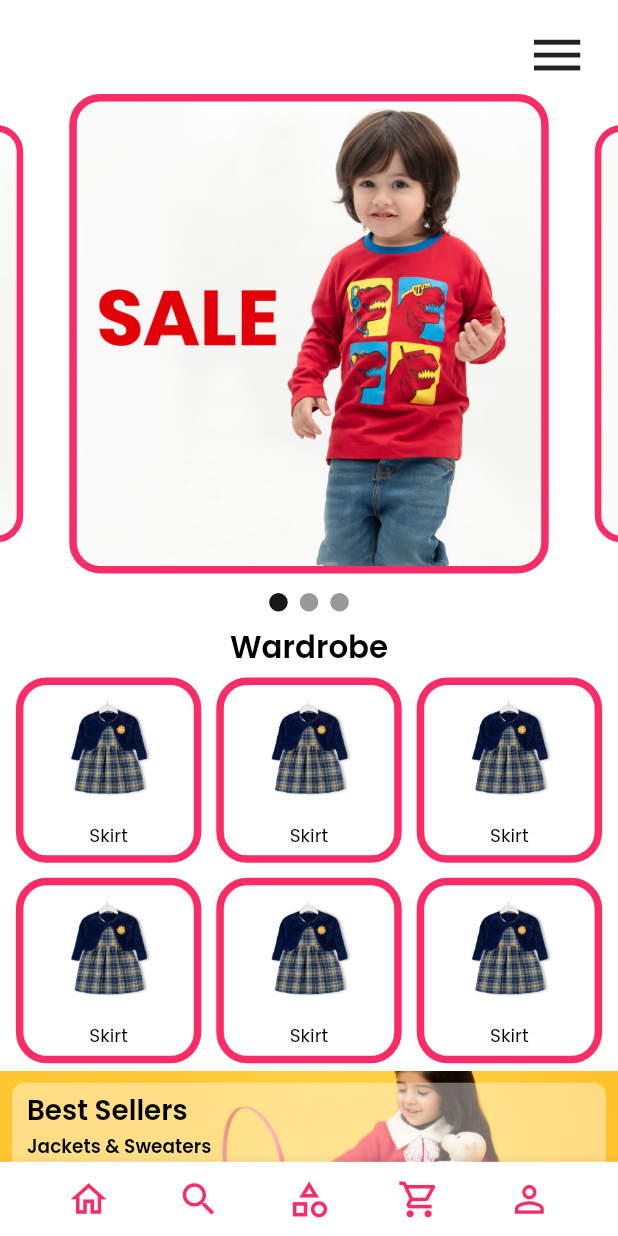
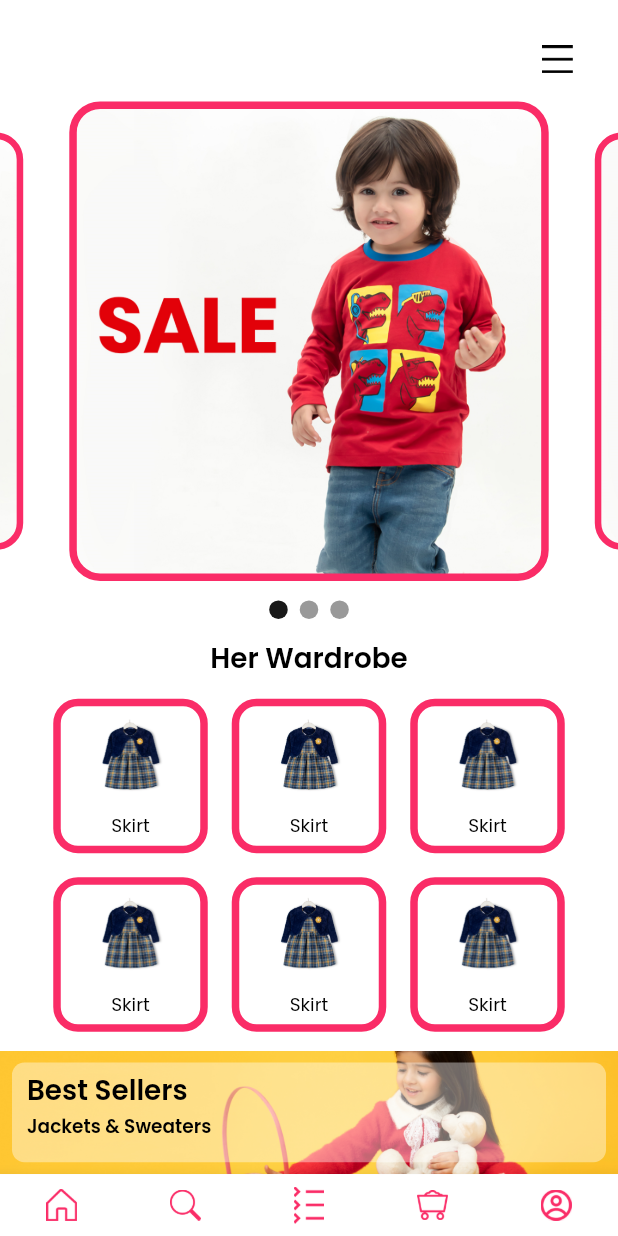
Before and after one commit to naqeeb9a/Mik-n-min, a Flutter app: the LandingPage screen opened directly, on a phone screen of 412 x 824 dp. Run offline on Flutter 3.47's test engine with Material 2 defaults, Android fonts, the phone set to English and light mode, and no system bars; drawn by our look-alikes of carousel_slider; our stand-ins replace email_validator, google_fonts.

Commit message:
landing page done

```diff
--- a/lib/app screens/landing_page.dart
+++ b/lib/app screens/landing_page.dart
@@ -24,11 +24,11 @@ class LandingPage extends StatelessWidget {
             children: [
               CustomSizes().heightBox(context, 0.02),
               Padding(
-                padding: const EdgeInsets.symmetric(horizontal: 20),
+                padding: const EdgeInsets.symmetric(horizontal: 30),
                 child: appBar(context, _key),
               ),
               const HomeSlider(),
-              text(context, "Wardrobe", 0.05, CustomColors.customBlack,
+              text(context, "Her Wardrobe", 0.045, CustomColors.customBlack,
                   bold: true),
               Wrap(
                 children: [
--- a/lib/widgets/app_bar.dart
+++ b/lib/widgets/app_bar.dart
@@ -19,9 +19,9 @@ appBar(
       ),
       InkWell(
         onTap: () => _key.currentState!.openEndDrawer(),
-        child: Icon(
-          Icons.menu,
-          size: CustomSizes().dynamicWidth(context, 0.1),
+        child: Image.asset(
+          "assets/hamburger_menu.png",
+          width: CustomSizes().dynamicWidth(context, 0.05),
         ),
       ),
     ],
--- a/lib/widgets/landing Page Widgets/bottom_bar.dart
+++ b/lib/widgets/landing Page Widgets/bottom_bar.dart
@@ -1,40 +1,35 @@
 import 'package:flutter/material.dart';
 
-import '../../utils/config.dart';
 import '../../utils/dynamic_sizes.dart';
 
 customBottomBar(context) {
+  double iconSize = 0.05;
   return BottomAppBar(
       child: SizedBox(
-    height: CustomSizes().dynamicWidth(context, 0.12),
+    height: CustomSizes().dynamicWidth(context, 0.1),
     child: Row(
-      mainAxisAlignment: MainAxisAlignment.spaceEvenly,
+      mainAxisAlignment: MainAxisAlignment.spaceAround,
       children: [
-        Icon(
-          Icons.home_outlined,
-          color: CustomColors.customPink,
-          size: CustomSizes().dynamicWidth(context, 0.07),
+        Image.asset(
+          "assets/home.png",
+          width: CustomSizes().dynamicWidth(context, iconSize),
         ),
-        Icon(
-          Icons.search,
-          color: CustomColors.customPink,
-          size: CustomSizes().dynamicWidth(context, 0.07),
+        Image.asset(
+          "assets/search.png",
+          width: CustomSizes().dynamicWidth(context, iconSize),
         ),
-        Icon(
-          Icons.category_outlined,
-          color: CustomColors.customPink,
-          size: CustomSizes().dynamicWidth(context, 0.07),
+        Image.asset(
+          "assets/bottom_category.png",
+          width: CustomSizes().dynamicWidth(context, iconSize),
         ),
-        Icon(
-          Icons.shopping_cart_outlined,
-          color: CustomColors.customPink,
-          size: CustomSizes().dynamicWidth(context, 0.07),
+        Image.asset(
+          "assets/cart.png",
+          width: CustomSizes().dynamicWidth(context, iconSize),
         ),
-        Icon(
-          Icons.person_outline,
-          color: CustomColors.customPink,
-          size: CustomSizes().dynamicWidth(context, 0.07),
-        )
+        Image.asset(
+          "assets/profile.png",
+          width: CustomSizes().dynamicWidth(context, iconSize),
+        ),
       ],
     ),
   ));
--- a/lib/widgets/landing Page Widgets/landing_categories.dart
+++ b/lib/widgets/landing Page Widgets/landing_categories.dart
@@ -6,19 +6,19 @@ import '../../utils/config.dart';
 
 landingCategories(context) {
   return Container(
-    margin: const EdgeInsets.all(5),
-    width: CustomSizes().dynamicWidth(context, 0.3),
-    height: CustomSizes().dynamicWidth(context, 0.3),
+    margin: const EdgeInsets.all(8),
+    width: CustomSizes().dynamicWidth(context, 0.25),
+    height: CustomSizes().dynamicWidth(context, 0.25),
     decoration: BoxDecoration(
         border: Border.all(width: 5, color: CustomColors.customPink),
         borderRadius:
-            BorderRadius.circular(CustomSizes().dynamicWidth(context, 0.05))),
+            BorderRadius.circular(CustomSizes().dynamicWidth(context, 0.04))),
     child: Column(
       mainAxisAlignment: MainAxisAlignment.spaceEvenly,
       children: [
         Image.asset(
           "assets/shopping_skirt.png",
-          height: CustomSizes().dynamicWidth(context, 0.2),
+          height: CustomSizes().dynamicWidth(context, 0.15),
         ),
         text(context, "Skirt", 0.03, CustomColors.customBlack)
       ],
```
Also changed, not shown: assets/bottom_category.png (added), assets/cart.png (added), assets/hamburger_menu.png (added), assets/home.png (added), assets/profile.png (added), assets/search.png (added).
